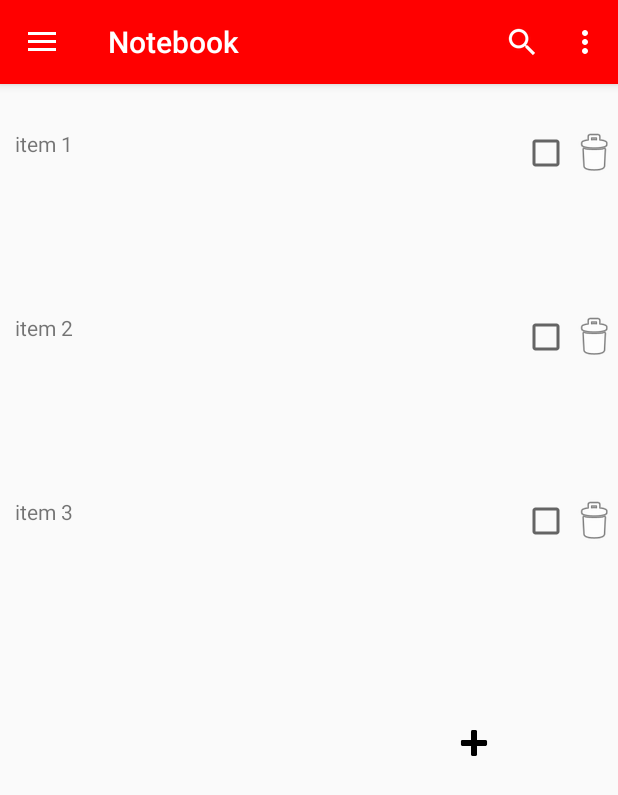
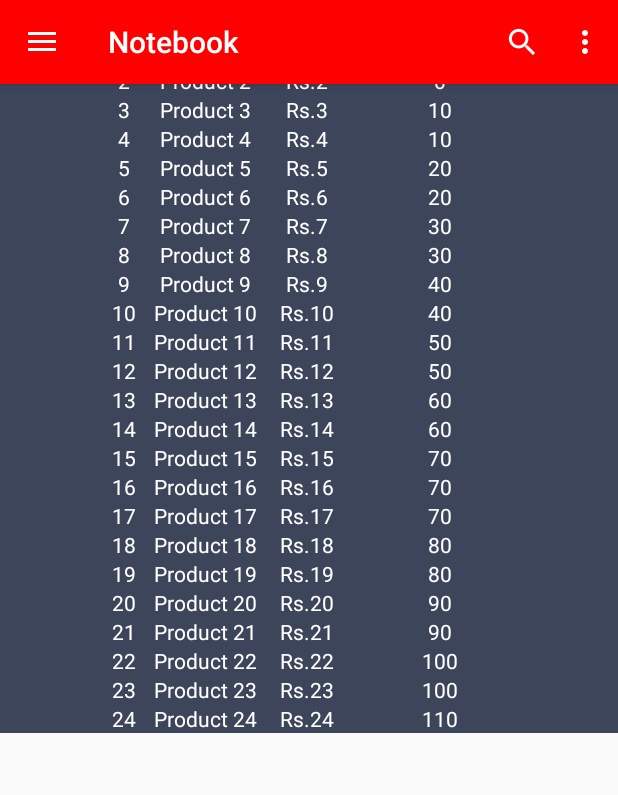
Before and after one commit to motakill/ShareAndSearchFood, an Android app: the NotebookActivity screen opened directly, with no data from a screen before it, on a phone screen of 412 x 824 dp. Shown: the top 795 px of the screen. Run offline under Robolectric (Android 15) with nearby library versions, the phone set to English and light mode, and no system bars.

Commit message:
bue cenas feitas

```diff
--- a/app/src/main/java/com/shareandsearchfood/login/LoginActivity.java
+++ b/app/src/main/java/com/shareandsearchfood/login/LoginActivity.java
@@ -208,7 +208,11 @@ public class LoginActivity extends AppCompatActivity implements LoaderCallbacks<
                 long userCount = qb.list().size();
 
                 if (userCount == 0) {
-                    userDao.insert(new User(null, personName, personEmail, null, 1));
+                    if(personPhoto != null)
+                        userDao.insert(new User(null, personName, personEmail, personPhoto.toString(), 1));
+                    else
+                        userDao.insert(new User(null, personName, personEmail, null, 1));
+
                 }
 
 
--- a/app/src/main/java/com/shareandsearchfood/shareandsearchfood/NotebookActivity.java
+++ b/app/src/main/java/com/shareandsearchfood/shareandsearchfood/NotebookActivity.java
@@ -1,11 +1,16 @@
 package com.shareandsearchfood.shareandsearchfood;
 
+import android.graphics.Color;
 import android.os.Bundle;
 import android.support.design.widget.NavigationView;
 import android.support.v4.widget.DrawerLayout;
 import android.support.v7.app.ActionBarDrawerToggle;
 import android.support.v7.app.AppCompatActivity;
 import android.support.v7.widget.Toolbar;
+import android.view.Gravity;
+import android.widget.TableLayout;
+import android.widget.TableRow;
+import android.widget.TextView;
 
 /**
  * Created by david_000 on 14/10/2016.
@@ -29,5 +34,54 @@ public class NotebookActivity extends NavBar {
 
         NavigationView navigationView = (NavigationView) findViewById(R.id.nav_view);
         navigationView.setNavigationItemSelectedListener(this);
+        init();
+
+    }
+
+    public void init() {
+        TableLayout stk = (TableLayout) findViewById(R.id.table_main);
+        TableRow tbrow0 = new TableRow(this);
+        TextView tv0 = new TextView(this);
+        tv0.setText(" Sl.No ");
+        tv0.setTextColor(Color.WHITE);
+        tbrow0.addView(tv0);
+        TextView tv1 = new TextView(this);
+        tv1.setText(" Product ");
+        tv1.setTextColor(Color.WHITE);
+        tbrow0.addView(tv1);
+        TextView tv2 = new TextView(this);
+        tv2.setText(" Unit Price ");
+        tv2.setTextColor(Color.WHITE);
+        tbrow0.addView(tv2);
+        TextView tv3 = new TextView(this);
+        tv3.setText(" Stock Remaining ");
+        tv3.setTextColor(Color.WHITE);
+        tbrow0.addView(tv3);
+        stk.addView(tbrow0);
+        for (int i = 0; i < 25; i++) {
+            TableRow tbrow = new TableRow(this);
+            TextView t1v = new TextView(this);
+            t1v.setText("" + i);
+            t1v.setTextColor(Color.WHITE);
+            t1v.setGravity(Gravity.CENTER);
+            tbrow.addView(t1v);
+            TextView t2v = new TextView(this);
+            t2v.setText("Product " + i);
+            t2v.setTextColor(Color.WHITE);
+            t2v.setGravity(Gravity.CENTER);
+            tbrow.addView(t2v);
+            TextView t3v = new TextView(this);
+            t3v.setText("Rs." + i);
+            t3v.setTextColor(Color.WHITE);
+            t3v.setGravity(Gravity.CENTER);
+            tbrow.addView(t3v);
+            TextView t4v = new TextView(this);
+            t4v.setText("" + i * 15 / 32 * 10);
+            t4v.setTextColor(Color.WHITE);
+            t4v.setGravity(Gravity.CENTER);
+            tbrow.addView(t4v);
+            stk.addView(tbrow);
+        }
+
     }
 }
--- a/app/src/main/res/layout/content_my_profile.xml
+++ b/app/src/main/res/layout/content_my_profile.xml
@@ -14,8 +14,7 @@
         <ImageView
             android:layout_width="86dp"
             android:layout_height="102dp"
-            app:srcCompat="@drawable/com_facebook_profile_picture_blank_square"
-            android:id="@+id/imageView2"
+            android:id="@+id/profileImage"
             android:layout_marginTop="70dp"
             android:layout_alignParentTop="true"
             android:layout_alignParentLeft="true"
--- a/app/src/main/res/layout/content_notebook.xml
+++ b/app/src/main/res/layout/content_notebook.xml
@@ -10,122 +10,31 @@
     tools:showIn="@layout/app_bar_notebook">
 
     <ScrollView
-        android:layout_width="match_parent"
-        android:layout_height="match_parent"
-        android:layout_alignParentTop="true"
-        android:layout_alignParentLeft="true"
-        android:layout_alignParentStart="true"
-    >
-
-
-<LinearLayout
-android:layout_width="match_parent"
-android:layout_height="match_parent"
-android:orientation="vertical">
-
-<TableLayout
-    android:layout_width="match_parent"
-    android:layout_marginTop="100dp"
-    android:layout_height="368dp"
-    android:stretchColumns="2">
-
-    <TableRow
-        android:id="@+id/tableRow1"
-        android:layout_width="wrap_content"
-        android:layout_height="wrap_content"
-        android:layout_weight="1"
-        android:orientation="horizontal">
-
-        <TextView android:text="item 1"
-            android:layout_weight="1"
-            android:layout_marginLeft="10dp"
-            android:layout_marginStart="10dp">
-        </TextView>
-
-        <LinearLayout>
-            <CheckBox
-                android:layout_width="wrap_content"
-                android:layout_height="wrap_content"
-                android:id="@+id/checkBox3" />
-            <RadioButton
-                android:layout_width="wrap_content"
-                android:layout_height="wrap_content"
-                android:layout_weight="1"
-                android:id="@+id/radioButton5"
-                android:button="@android:drawable/ic_menu_delete" />
-        </LinearLayout>
-
-    </TableRow>
-
-    <TableRow
-        android:id="@+id/tableRow2"
+        android:id="@+id/scrollView1"
         android:layout_width="fill_parent"
         android:layout_height="wrap_content"
-        android:orientation="horizontal"
-        android:layout_weight="1">
-        <TextView android:text="item 2"
-            android:layout_weight="1"
-            android:layout_marginLeft="10dp"
-            android:layout_marginStart="10dp">
-        </TextView>
-        <LinearLayout>
-            <CheckBox
-                android:layout_width="wrap_content"
-                android:layout_height="wrap_content"
-                android:id="@+id/checkBox" />
-            <RadioButton
-                android:layout_width="wrap_content"
-                android:layout_height="wrap_content"
-                android:layout_weight="1"
-                android:id="@+id/radioButton7"
-                android:button="@android:drawable/ic_menu_delete" />
-        </LinearLayout>
-    </TableRow>
+        android:background="#3d455b"
+        android:layout_alignParentLeft="true" >
 
-    <TableRow
-        android:id="@+id/tableRow3"
-        android:layout_width="fill_parent"
-        android:layout_height="match_parent"
-        android:orientation="horizontal"
-        android:layout_weight="1">
-        <TextView android:text="item 3"
-            android:layout_weight="1"
-            android:layout_marginLeft="10dp"
-            android:layout_marginStart="10dp">
-        </TextView>
-        <LinearLayout>
-            <CheckBox
-                android:layout_width="wrap_content"
-                android:layout_height="wrap_content"
-                android:id="@+id/checkBox2" />
-            <RadioButton
-                android:layout_width="wrap_content"
-                android:layout_height="wrap_content"
-                android:layout_weight="1"
-                android:id="@+id/radioButton9"
-                android:button="@android:drawable/ic_menu_delete" />
-        </LinearLayout>
-    </TableRow>
-</TableLayout>
+        <HorizontalScrollView
+            android:id="@+id/hscrll1"
+            android:layout_width="fill_parent"
+            android:layout_height="wrap_content" >
 
+            <RelativeLayout
+                android:id="@+id/RelativeLayout1"
+                android:layout_width="fill_parent"
+                android:layout_gravity="center"
+                android:layout_height="fill_parent"
+                android:orientation="vertical" >
 
-<RelativeLayout
-    android:layout_width="match_parent"
-    android:layout_height="match_parent">
-
-    <RadioButton
-        android:layout_width="wrap_content"
-        android:layout_height="wrap_content"
-        android:id="@+id/radioButton2"
-        android:layout_weight="1"
-        android:layout_marginTop="25dp"
-        android:layout_marginLeft="300dp"
-        android:button="@android:drawable/ic_input_add"
-        app:buttonTint="@color/colorPrimaryDark"
-        android:checked="false" />
-</RelativeLayout>
-
-
-</LinearLayout>
+                <TableLayout
+                    android:id="@+id/table_main"
+                    android:layout_width="wrap_content"
+                    android:layout_height="wrap_content"
+                    android:layout_centerHorizontal="true" >
+                </TableLayout>
+            </RelativeLayout>
+        </HorizontalScrollView>
     </ScrollView>
     </RelativeLayout>
```
Also changed, not shown: app/src/main/java/com/shareandsearchfood/login/Notebook.java (added, +63 -0 lines), app/src/main/java/com/shareandsearchfood/login/User.java (+85 -3 lines), app/src/main/java/com/shareandsearchfood/shareandsearchfood/MyProfile.java (+37 -0 lines).
